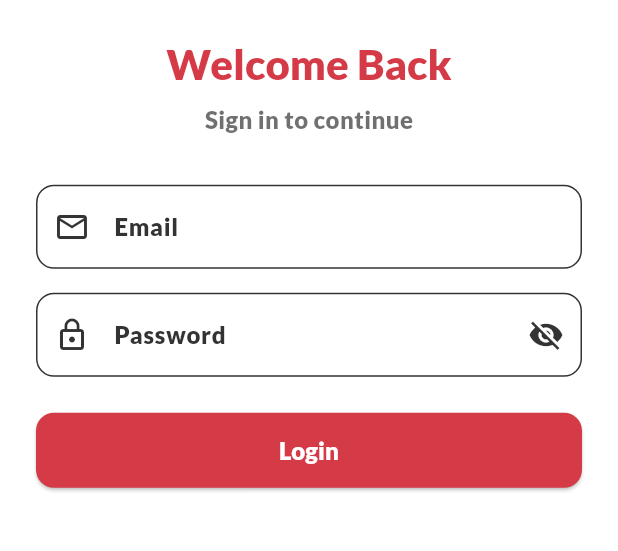
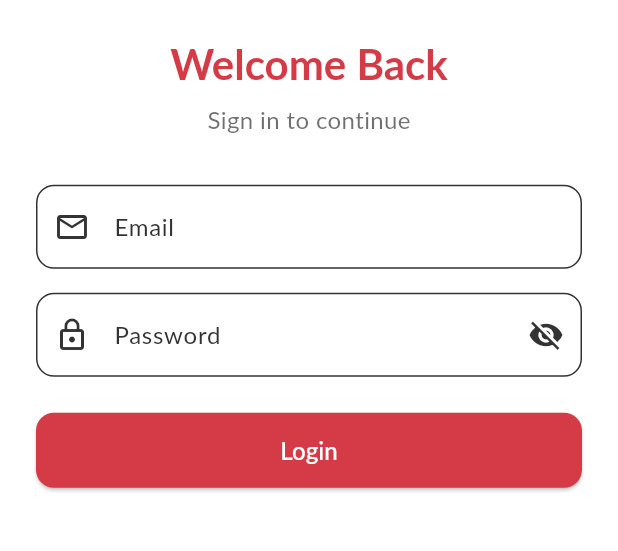
Before and after one commit to kurt-arpilleda/CiviCall, a Flutter app: the screen it shows after launch, after a tap on "Skip", on a phone screen of 412 x 824 dp, the part 449-1000 px from its top. Run offline on Flutter 3.47's test engine with Material 3 defaults, Android fonts, the phone set to English and light mode, and no system bars; our stand-ins replace flutter_secure_storage, fluttertoast, open_file, package_info_plus, permission_handler, shared_preferences and 1 more; Roboto replaces fonts that are missing (Lato).

Commit message:
SPLASHCREEN

```diff
--- a/lib/splashScreen.dart
+++ b/lib/splashScreen.dart
@@ -1,3 +1,4 @@
+// splashScreen.dart
 import 'package:flutter/material.dart';
 import 'package:flutter/services.dart';
 import 'login.dart';
@@ -36,7 +37,7 @@ class SplashLogo extends StatelessWidget {
   @override
   Widget build(BuildContext context) {
     return Scaffold(
-      backgroundColor: AppTheme.darkGray,
+      backgroundColor: AppTheme.redPink,
       body: Center(
         child: Column(
           mainAxisAlignment: MainAxisAlignment.center,
@@ -48,21 +49,23 @@ class SplashLogo extends StatelessWidget {
               fit: BoxFit.contain,
             ),
             const SizedBox(height: 16),
-            const Text(
+            Text(
               'CiviCall',
               style: TextStyle(
-                fontFamily: 'OleoScript',
+                fontFamily: AppTheme.fontFamily,
+                fontWeight: FontWeight.w900,
                 fontSize: 65,
-                letterSpacing: 0.1,
+                letterSpacing: -0.5,
                 color: Colors.white,
               ),
             ),
             const SizedBox(height: 8),
-            const Text(
+            Text(
               'Serving the community,\nCollaborating with others',
               textAlign: TextAlign.center,
               style: TextStyle(
-                fontFamily: 'Oswald',
+                fontFamily: AppTheme.fontFamily,
+                fontWeight: FontWeight.w400,
                 fontSize: 18,
                 letterSpacing: 0.2,
                 color: Colors.white70,
@@ -75,10 +78,6 @@ class SplashLogo extends StatelessWidget {
   }
 }
 
-// ─────────────────────────────────────────────────────────────
-// Data model
-// ─────────────────────────────────────────────────────────────
-
 class _OnboardingPage {
   final String image;
   final String title;
@@ -90,10 +89,6 @@ class _OnboardingPage {
   });
 }
 
-// ─────────────────────────────────────────────────────────────
-// Main screen — background cross-fades, card content slides in
-// ─────────────────────────────────────────────────────────────
-
 class OnboardingScreen extends StatefulWidget {
   const OnboardingScreen({Key? key}) : super(key: key);
 
@@ -104,7 +99,7 @@ class OnboardingScreen extends StatefulWidget {
 class _OnboardingScreenState extends State<OnboardingScreen>
     with SingleTickerProviderStateMixin {
   int _currentPage = 0;
-  bool _swipingLeft = true; // true = going forward, false = going back
+  bool _swipingLeft = true;
 
   final List<_OnboardingPage> _pages = const [
     _OnboardingPage(
@@ -157,19 +152,16 @@ class _OnboardingScreenState extends State<OnboardingScreen>
         onHorizontalDragEnd: (details) {
           final velocity = details.primaryVelocity ?? 0;
           if (velocity < -300) {
-            _next(); // swipe left → next
+            _next();
           } else if (velocity > 300) {
-            _prev(); // swipe right → prev
+            _prev();
           }
         },
         child: Stack(
           children: [
-            // ── Background: cross-fades between images ──────────
             _AnimatedBackground(
               imagePath: _pages[_currentPage].image,
             ),
-
-            // ── Bottom card: only the content animates ──────────
             Align(
               alignment: Alignment.bottomCenter,
               child: Container(
@@ -188,7 +180,6 @@ class _OnboardingScreenState extends State<OnboardingScreen>
                 child: Column(
                   mainAxisSize: MainAxisSize.min,
                   children: [
-                    // ── Animated text content ──────────────────
                     AnimatedSwitcher(
                       duration: const Duration(milliseconds: 350),
                       transitionBuilder: (child, animation) {
@@ -212,10 +203,7 @@ class _OnboardingScreenState extends State<OnboardingScreen>
                         page: _pages[_currentPage],
                       ),
                     ),
-
                     const SizedBox(height: 16),
-
-                    // ── Dot indicators ─────────────────────────
                     Row(
                       mainAxisAlignment: MainAxisAlignment.center,
                       children: List.generate(
@@ -235,10 +223,7 @@ class _OnboardingScreenState extends State<OnboardingScreen>
                         ),
                       ),
                     ),
-
                     const SizedBox(height: 16),
-
-                    // ── Skip ───────────────────────────────────
                     OutlinedButton(
                       onPressed: _goToLogin,
                       style: OutlinedButton.styleFrom(
@@ -250,15 +235,13 @@ class _OnboardingScreenState extends State<OnboardingScreen>
                       child: Text(
                         'Skip',
                         style: TextStyle(
-                          fontFamily: 'DMSansRegular',
+                          fontFamily: AppTheme.fontFamily,
                           fontSize: 17,
                           color: AppTheme.redPink,
                         ),
                       ),
                     ),
                     const SizedBox(height: 8),
-
-                    // ── Next / Get Started ─────────────────────
                     ElevatedButton(
                       onPressed: _next,
                       style: ElevatedButton.styleFrom(
@@ -272,7 +255,6 @@ class _OnboardingScreenState extends State<OnboardingScreen>
                             ? 'Get Started'
                             : 'Next',
                         style: const TextStyle(
-                          fontFamily: 'DMSansRegular',
                           fontSize: 17,
                           color: Colors.white,
                         ),
@@ -283,15 +265,11 @@ class _OnboardingScreenState extends State<OnboardingScreen>
               ),
             ),
           ],
-        ), // Stack
-      ), // GestureDetector
+        ),
+      ),
     );
   }
 }
-
-// ─────────────────────────────────────────────────────────────
-// Background cross-fade widget
-// ─────────────────────────────────────────────────────────────
 
 class _AnimatedBackground extends StatelessWidget {
   final String imagePath;
@@ -317,10 +295,6 @@ class _AnimatedBackground extends StatelessWidget {
   }
 }
 
-// ─────────────────────────────────────────────────────────────
-// Animated content block (title + desc)
-// ─────────────────────────────────────────────────────────────
-
 class _PageContent extends StatelessWidget {
   final _OnboardingPage page;
   const _PageContent({Key? key, required this.page}) : super(key: key);
@@ -334,7 +308,6 @@ class _PageContent extends StatelessWidget {
           page.title,
           textAlign: TextAlign.center,
           style: const TextStyle(
-            fontFamily: 'DMSansBold',
             fontSize: 21,
             fontWeight: FontWeight.bold,
             color: AppTheme.redPink,
@@ -345,7 +318,6 @@ class _PageContent extends StatelessWidget {
           page.desc,
           textAlign: TextAlign.center,
           style: const TextStyle(
-            fontFamily: 'DMSansMedium',
             fontSize: 15,
             color: Colors.black,
           ),
--- a/lib/theme/app_theme.dart
+++ b/lib/theme/app_theme.dart
@@ -1,53 +1,42 @@
+// app_theme.dart
 import 'package:flutter/material.dart';
 
 class AppTheme {
   static const Color white = Colors.white;
   static const Color darkGray = Color(0xFF333333);
   static const Color redPink = Color(0xFFD53A47);
+  static const String fontFamily = 'Lato';
 
   static ThemeData lightTheme = ThemeData(
     useMaterial3: true,
-    fontFamily: 'Lato-Black',
-
+    fontFamily: fontFamily,
     scaffoldBackgroundColor: white,
     primaryColor: redPink,
-
     colorScheme: const ColorScheme(
       brightness: Brightness.light,
-
       primary: redPink,
       onPrimary: white,
-
       secondary: darkGray,
       onSecondary: white,
-
       error: Colors.red,
       onError: white,
-
       surface: white,
       onSurface: darkGray,
     ),
-
     appBarTheme: const AppBarTheme(
       backgroundColor: redPink,
       foregroundColor: white,
       elevation: 0,
       centerTitle: true,
     ),
-
     textTheme: const TextTheme(
-      bodyLarge: TextStyle(
-        color: darkGray,
-      ),
-      bodyMedium: TextStyle(
-        color: darkGray,
-      ),
+      bodyLarge: TextStyle(color: darkGray),
+      bodyMedium: TextStyle(color: darkGray),
       titleLarge: TextStyle(
         color: darkGray,
         fontWeight: FontWeight.bold,
       ),
     ),
-
     elevatedButtonTheme: ElevatedButtonThemeData(
       style: ElevatedButton.styleFrom(
         backgroundColor: redPink,
@@ -57,21 +46,17 @@ class AppTheme {
         ),
       ),
     ),
-
     inputDecorationTheme: InputDecorationTheme(
       filled: true,
       fillColor: white,
-
       border: OutlineInputBorder(
         borderRadius: BorderRadius.circular(12),
         borderSide: const BorderSide(color: darkGray),
       ),
-
       enabledBorder: OutlineInputBorder(
         borderRadius: BorderRadius.circular(12),
         borderSide: const BorderSide(color: darkGray),
       ),
-
       focusedBorder: OutlineInputBorder(
         borderRadius: BorderRadius.circular(12),
         borderSide: const BorderSide(
```
